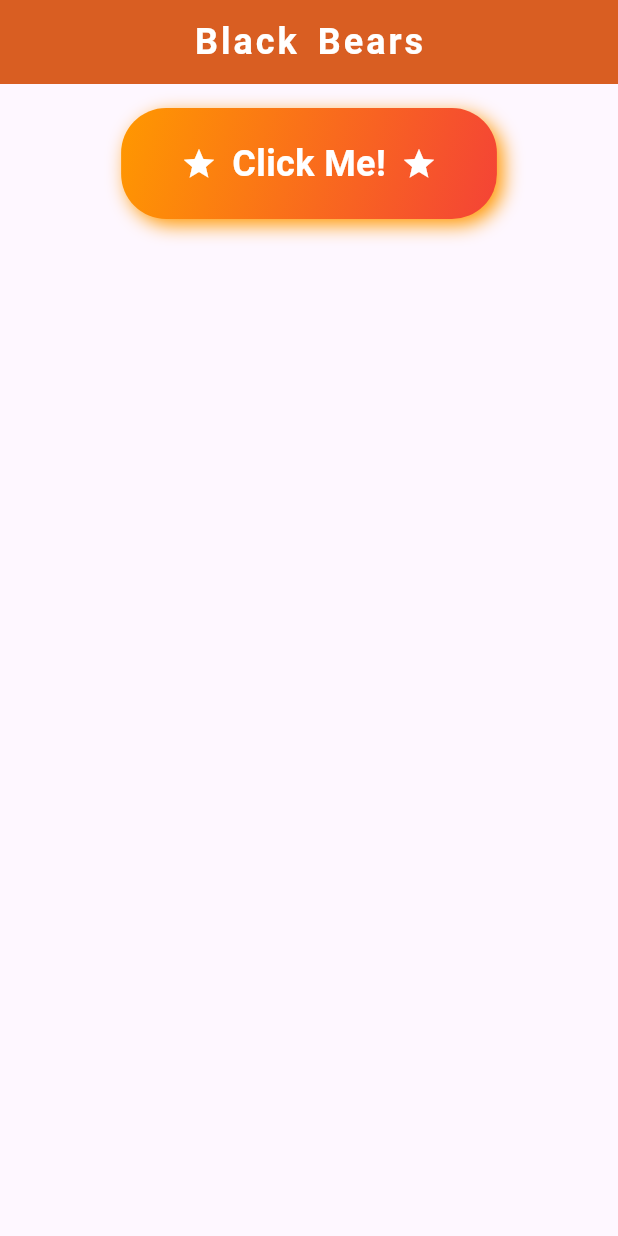
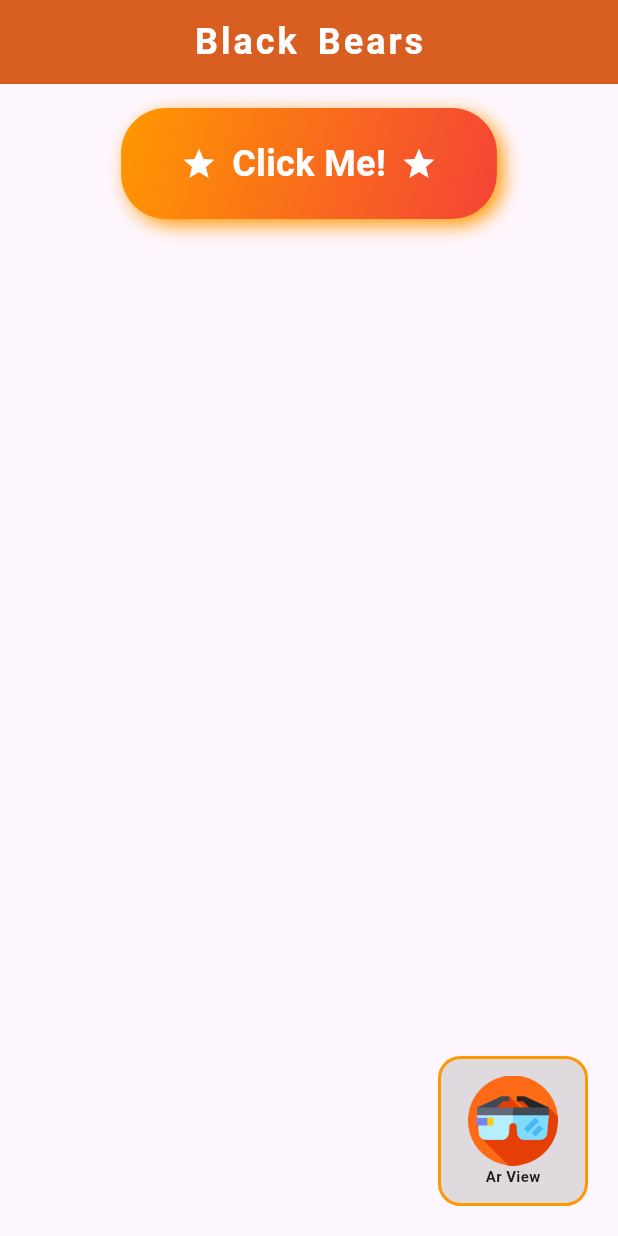
Before and after one commit to AnuragNishad12/MiniMinds, a Flutter app: the screen it shows after launch, on a phone screen of 412 x 824 dp. Run offline on Flutter 3.47's test engine with Material 3 defaults, Android fonts, the phone set to English and light mode, and no system bars; our stand-ins replace audioplayers, carousel_slider, firebase_core, firebase_storage, google_fonts; accounts and stored records are empty; Roboto replaces fonts that are missing (Comic Sans MS).

Commit message:
Completed the ar buuton part in Bears

```diff
--- a/lib/EnglishComponents/Animals/EnglishComponents/Animals/AnimalDetailsPage/AnimalsPage/Bears.dart
+++ b/lib/EnglishComponents/Animals/EnglishComponents/Animals/AnimalDetailsPage/AnimalsPage/Bears.dart
@@ -31,10 +31,7 @@ class _BlackBearsState extends State<BlackBears> {
         return AlertDialog(
           content: SizedBox(
             height: 400.0, // Specify a height for the image slider
-            width: MediaQuery
-                .of(context)
-                .size
-                .width * 0.8, // Specify a width for the image slider
+            width: MediaQuery.of(context).size.width * 0.8, // Specify a width for the image slider
             child: ImageSlider(imageUrls: _imageUrls),
           ),
         );
@@ -43,8 +40,10 @@ class _BlackBearsState extends State<BlackBears> {
   }
 
   Future<List<String>> _getImageUrls() async {
-    ListResult result = await FirebaseStorage.instance.ref().child(
-        'Animals/Bears/BearsSlider').listAll();
+    ListResult result = await FirebaseStorage.instance
+        .ref()
+        .child('Animals/Bears/BearsSlider')
+        .listAll();
     List<String> imageUrls = [];
 
     for (var ref in result.items) {
@@ -75,7 +74,9 @@ class _BlackBearsState extends State<BlackBears> {
           ),
         ),
       ),
-      body: Column(
+      body: Stack(
+        children: [
+          Column(
             children: [
               Row(
                 mainAxisAlignment: MainAxisAlignment.center,
@@ -84,7 +85,6 @@ class _BlackBearsState extends State<BlackBears> {
                     padding: const EdgeInsets.all(16.0),
                     child: GestureDetector(
                       onTap: _showImageSlider,
-                  // Call the method to show the image slider
                       child: Container(
                         decoration: BoxDecoration(
                           color: Colors.yellow,
@@ -136,13 +136,45 @@ class _BlackBearsState extends State<BlackBears> {
               ),
               if (_isLoading)
                 CircularProgressIndicator(),
-          // Show a loading indicator while fetching images
+            ],
+          ),
+          Positioned(
+            bottom: 20,
+            right: 20,
+            child:InkWell(
+              onTap: (){},
+            child: Container(
+                width: 100.0,
+                height: 100.0,
+                padding: EdgeInsets.all(8.0), // Add padding inside the container
+                decoration: BoxDecoration(
+                color: Color(0x80BEBEBE), // 50% transparent grey background
+                borderRadius: BorderRadius.circular(15.0), // Add border radius
+                border: Border.all(
+               color: Colors.orange, // Orange border color
+             width: 2.0, // Border width
+                 ),
+                ),
+                child:Column(
+                  mainAxisAlignment: MainAxisAlignment.center,
+                  children: [
+                    Image.asset(
+                      'assets/image/ArGlass.png',
+                      width: 60,
+                      height: 60,
+                      fit: BoxFit.contain,
+                    ),
+                    Text("Ar View",style: TextStyle(fontSize: 10,fontWeight: FontWeight.bold),)
+                  ],
+                )
+            ),
+            ),
+          ),
         ],
       ),
     );
   }
 }
-
 
 class ImageSlider extends StatelessWidget {
   final List<String> imageUrls;
@@ -163,7 +195,7 @@ class _BlackBearsState extends State<BlackBears> {
               width: MediaQuery.of(context).size.width,
               margin: EdgeInsets.symmetric(horizontal: 5.0),
               decoration: BoxDecoration(
-  // color: Colors.amber,
+                // Optional: Add decoration if needed
               ),
               child: Image.network(url, fit: BoxFit.cover),
             );
--- a/pubspec.yaml
+++ b/pubspec.yaml
@@ -64,9 +64,9 @@ flutter:
   uses-material-design: true
 
   # To add assets to your application, add an assets section, like this:
-  # assets:
-  #   - images/a_dot_burr.jpeg
-  #   - images/a_dot_ham.jpeg
+  assets:
+   - assets/image/
+
 
   # An image asset can refer to one or more resolution-specific "variants", see
   # https://flutter.dev/assets-and-images/#resolution-aware
```
Also changed, not shown: assets/image/ArGlass.png (added). Lines whose indentation alone changed are shown as unchanged.
